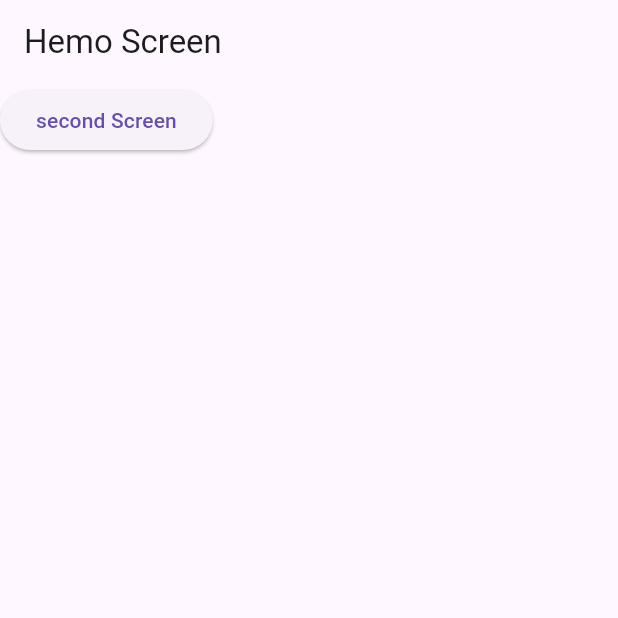
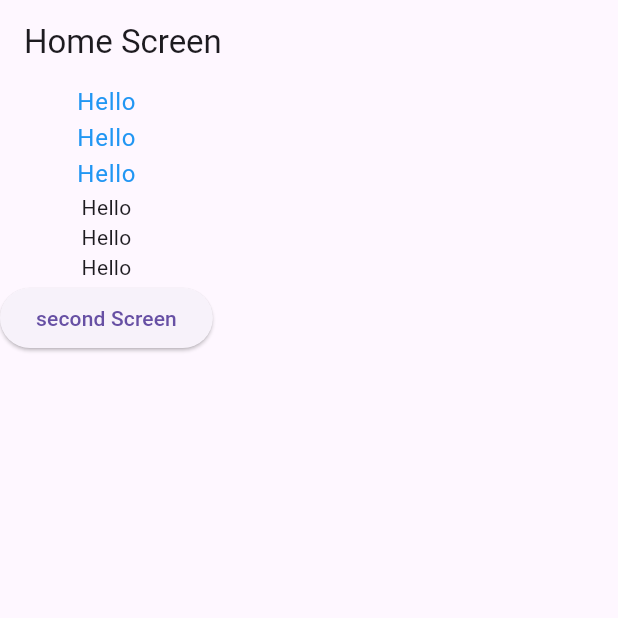
Before and after one commit to ashrafulislamakik/Flutter_Widgets_Module_5, a Flutter app: the screen it shows after launch, on a phone screen of 412 x 824 dp, the top half of it. Run offline on Flutter 3.47's test engine with Material 3 defaults, Android fonts, the phone set to English and light mode, and no system bars.

Commit message:
Update main.dart

```diff
--- a/lib/main.dart
+++ b/lib/main.dart
@@ -14,6 +14,14 @@ class MyApp extends StatelessWidget {
   @override
   Widget build(BuildContext context) {
     return MaterialApp(
+      theme: ThemeData(
+        brightness: Brightness.light,
+        textTheme: TextTheme(
+          bodyLarge: TextStyle(color: Colors.blue)
+        )
+      ),
+
+
         title: "Practice",
         debugShowCheckedModeBanner: false,
         home: Homescreen(),
@@ -29,11 +37,19 @@ class Homescreen extends StatelessWidget {
   Widget build(BuildContext context) {
     return Scaffold(
         appBar: AppBar(
-            title: Text("Hemo Screen"),
+            title: Text("Home Screen"),
         ),
 
         body: Column(
           children: [
+            Text("Hello",style: Theme.of(context).textTheme.bodyLarge,),
+            Text("Hello",style: Theme.of(context).textTheme.bodyLarge,),
+            Text("Hello",style: Theme.of(context).textTheme.bodyLarge,),
+            Text("Hello"),
+            Text("Hello"),
+            Text("Hello"),
+
+
             ElevatedButton(onPressed: (){
               Navigator.push(context, MaterialPageRoute(builder: (context) => SeconScreen()));
             },
@@ -67,7 +83,7 @@ class SeconScreen extends StatelessWidget {
             ElevatedButton(onPressed: (){
              Navigator.pushReplacement(context, MaterialPageRoute(builder: (context)=>thirdScreen()),);
             },
-            child: Text("Third Screen")),//jekan taka asca sekane fire jawa er kaj
+            child: Text("Third Screen")),
         ],
       ),
     );
```
